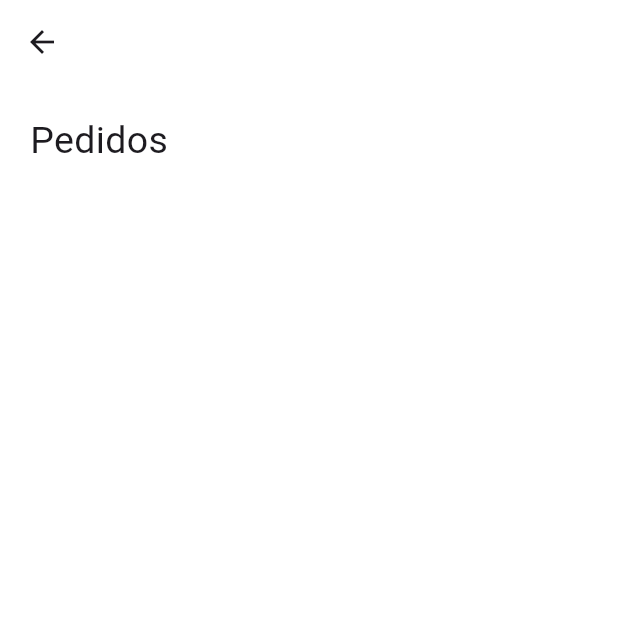
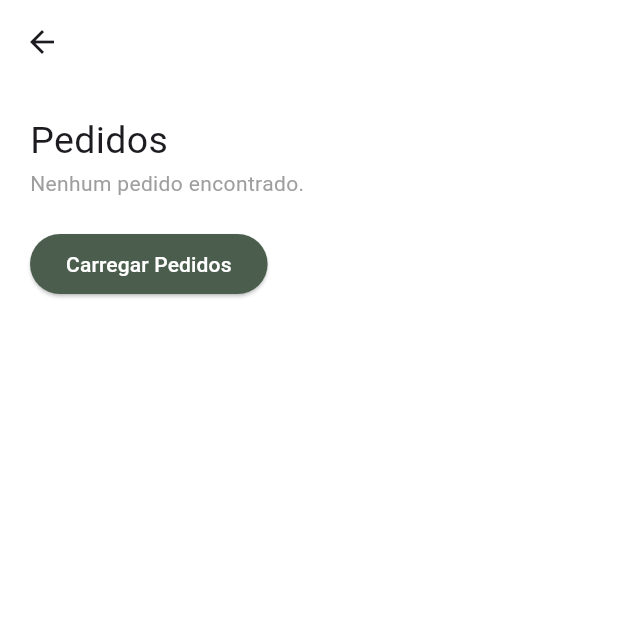
Before and after one commit to KuboysGroup/frontend, a Flutter app: the PedidosScreen screen opened by its route, on a phone screen of 412 x 824 dp, the top half of it. Run offline on Flutter 3.47's test engine with Material 3 defaults, Android fonts, the phone set to English and light mode, and no system bars; our stand-ins replace fluentui_system_icons, go_router, hooks_riverpod.

Commit message:
classes criadas e requisicao de pedidos para teste

```diff
--- /dev/null
+++ b/lib/classes/pedido.dart
@@ -0,0 +1,41 @@
+import 'package:front_end/classes/produto_pedido.dart';
+
+class Pedido {
+  final int? id;
+  final List<ProdutoPedido>? produtos;
+  final String? dataEntrega;
+  final String? dataPedido;
+  final String? status;
+
+  Pedido({
+    this.id,
+    this.produtos,
+    this.dataEntrega,
+    this.dataPedido,
+    this.status,
+  });
+
+  Map<String, dynamic> toJson() {
+    return {
+      'id': id,
+      'produtos': produtos?.map((x) => x.toJson()).toList(),
+      'dataEntrega': dataEntrega,
+      'dataPedido': dataPedido,
+      'status': status,
+    };
+  }
+
+  factory Pedido.fromJson(Map<String, dynamic> json) {
+    var list = json['produtos'] as List?;
+    List<ProdutoPedido>? produtos =
+        list?.map((i) => ProdutoPedido.fromJson(i)).toList();
+
+    return Pedido(
+      id: json['id'] as int?,
+      produtos: produtos,
+      dataEntrega: json['dataEntrega'] as String?,
+      dataPedido: json['dataPedido'] as String?,
+      status: json['status'] as String?,
+    );
+  }
+}
--- /dev/null
+++ b/lib/classes/produto_pedido.dart
@@ -0,0 +1,22 @@
+import 'package:front_end/classes/produto.dart';
+
+class ProdutoPedido {
+  final Produto? produto;
+  final int? quantidade;
+
+  ProdutoPedido({this.produto, this.quantidade});
+
+  Map<String, dynamic> toJson() {
+    return {
+      'produto': produto,
+      'quantidade': quantidade,
+    };
+  }
+
+  factory ProdutoPedido.fromJson(Map<String, dynamic> json) {
+    return ProdutoPedido(
+      produto: json['produto'] as Produto?,
+      quantidade: json['quantidade'] as int?,
+    );
+  }
+}
--- a/lib/main.dart
+++ b/lib/main.dart
@@ -1,9 +1,10 @@
 import 'package:flutter/material.dart';
 import 'package:front_end/routes.dart';
 import 'package:front_end/theme.dart';
+import 'package:hooks_riverpod/hooks_riverpod.dart';
 
 void main() {
-  runApp(MyApp());
+  runApp(ProviderScope(child: MyApp()));
 }
 
 class MyApp extends StatelessWidget {
--- /dev/null
+++ b/lib/network/requests/pedidos_request.dart
@@ -0,0 +1,17 @@
+import 'dart:convert';
+import 'package:front_end/classes/pedido.dart';
+import 'package:http/http.dart' as http;
+
+Future<List<Pedido>> getItem() async {
+  final response =
+      await http.get(Uri.parse('http://192.168.4.14:8080/api/pedidos'));
+
+  if (response.statusCode == 200) {
+    final List<dynamic> responseBody = jsonDecode(response.body);
+    List<Pedido> pedidosList =
+        responseBody.map((json) => Pedido.fromJson(json)).toList();
+    return pedidosList;
+  } else {
+    throw Exception('Falha ao carregar pedidos');
+  }
+}
--- /dev/null
+++ b/lib/providers/pedido_provider.dart
@@ -0,0 +1,35 @@
+import 'package:hooks_riverpod/hooks_riverpod.dart';
+import 'package:front_end/classes/pedido.dart';
+import 'package:http/http.dart' as http;
+import 'dart:convert';
+
+final pedidosProvider =
+    StateNotifierProvider<PedidosNotifier, List<Pedido>>((ref) {
+  return PedidosNotifier();
+});
+
+class PedidosNotifier extends StateNotifier<List<Pedido>> {
+  PedidosNotifier() : super([]);
+
+  Future<List<Pedido>> getPedidos() async {
+    List<Pedido> pedidosList = [];
+    try {
+      final response =
+          await http.get(Uri.parse('http://192.168.4.14:8080/api/pedidos'));
+      print('Status Code: ${response.statusCode}');
+      if (response.statusCode == 200) {
+        print('Response Body: ${response.body}');
+        final List<dynamic> responseBody = jsonDecode(response.body);
+        pedidosList =
+            responseBody.map((json) => Pedido.fromJson(json)).toList();
+        state = pedidosList;
+      } else {
+        throw Exception(
+            'Falha ao carregar pedidos. Status Code: ${response.statusCode}');
+      }
+    } catch (err) {
+      print('Erro ao carregar pedidos: $err');
+    }
+    return pedidosList;
+  }
+}
--- a/lib/src/screens/pedidos_screen.dart
+++ b/lib/src/screens/pedidos_screen.dart
@@ -1,4 +1,5 @@
 import 'package:flutter/material.dart';
+import 'package:front_end/providers/pedido_provider.dart';
 import 'package:hooks_riverpod/hooks_riverpod.dart';
 
 class PedidosScreen extends HookConsumerWidget {
@@ -6,30 +7,46 @@ class PedidosScreen extends HookConsumerWidget {
 
   @override
   Widget build(BuildContext context, WidgetRef ref) {
+    final pedidos = ref.watch(pedidosProvider);
+    final pedidosNotifier = ref.read(pedidosProvider.notifier);
+
     return Scaffold(
       appBar: AppBar(
         title: const Text(''),
       ),
-      body: ListView(children: [
-        Column(crossAxisAlignment: CrossAxisAlignment.start, children: [
+      body: ListView(
+        children: [
           Padding(
-            padding: EdgeInsets.only(top: 20.0, left: 20.0, right: 20.0),
+            padding: const EdgeInsets.all(20.0),
             child: Column(
               crossAxisAlignment: CrossAxisAlignment.start,
               children: [
-                Text(
+                const Text(
                   'Pedidos',
                   style: TextStyle(fontSize: 25),
                 ),
-                Text(
-                  '',
-                  style: TextStyle(color: Colors.grey),
+                if (pedidos.isEmpty)
+                  const Text(
+                    'Nenhum pedido encontrado.',
+                    style: TextStyle(color: Colors.grey),
+                  )
+                else
+                  ...pedidos.map((pedido) => ListTile(
+                        title: Text('Pedido ${pedido.id}'),
+                        subtitle: Text('Status: ${pedido.status}'),
+                      )),
+                const SizedBox(height: 20),
+                ElevatedButton(
+                  onPressed: () async {
+                    await pedidosNotifier.getPedidos();
+                  },
+                  child: const Text("Carregar Pedidos"),
                 ),
               ],
             ),
           ),
-        ]),
-      ]),
+        ],
+      ),
     );
   }
 }
--- a/pubspec.yaml
+++ b/pubspec.yaml
@@ -19,6 +19,8 @@ dependencies:
   riverpod_annotation: ^2.3.5
   sentry_flutter: ^8.2.0
   freezed_annotation: ^2.4.1
+  http: ^1.2.1
+  intl: ^0.19.0
 
 dev_dependencies:
   flutter_test:
```
Also changed, not shown: lib/classes/dimensoes.dart (added, +23 -0 lines), lib/classes/produto.dart (added, +29 -0 lines), lib/network/api_config.dart (+73 -76 lines), pubspec.lock.
